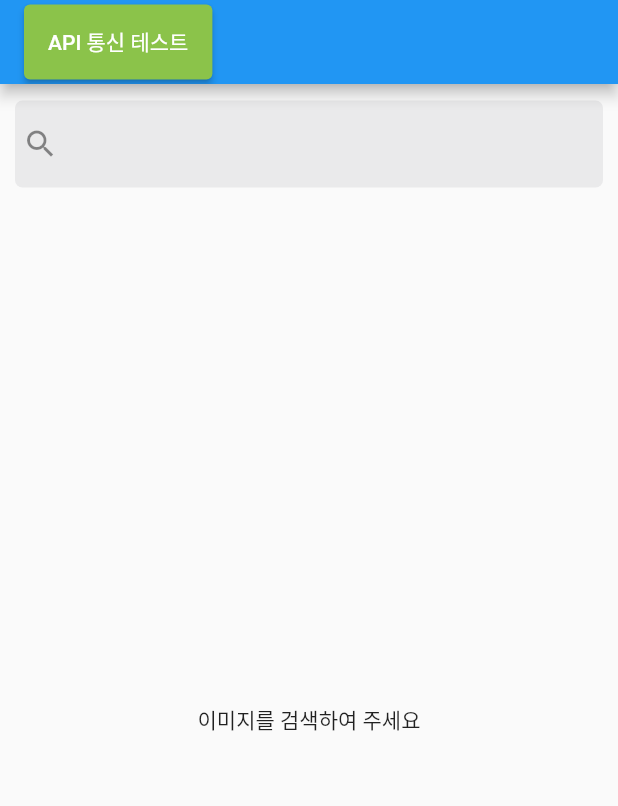
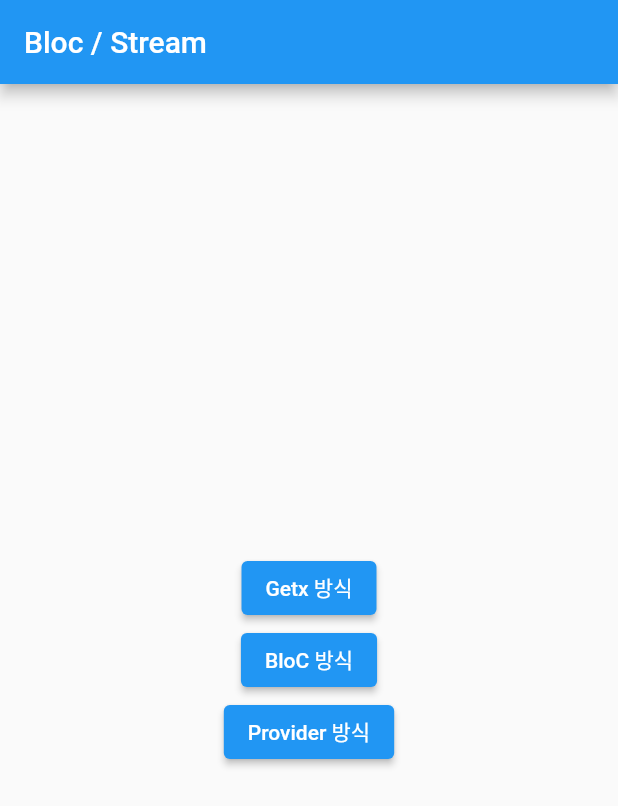
Before and after one commit to hunderboy/3xN_image_search, a Flutter app: the screen it shows after launch, on a phone screen of 412 x 824 dp. Shown: the top 806 px of the screen. Run offline on Flutter 3.47's test engine with Material 2 defaults, Android fonts, the phone set to English and light mode, and no system bars; our stand-ins replace cached_network_image, dio, fluttertoast, get, lottie, retrofit; generated files the repository leaves out were written again.

Commit message:
feat: "Home 화면 추가"
Home 화면에서 버튼으로 각 상태관리 별로 분류

```diff
--- a/lib/getx_controller/lobby_controller.dart
+++ b/lib/getx_controller/method_getx_controller.dart
@@ -8,7 +8,7 @@ import '../search_bar/flappy_search_bar_ns.dart';
 import '../singleton.dart';
 
 
-class LobbyController extends GetxController {
+class MethodGetxController extends GetxController {
 
   /// 검색창 컨트롤러 설정
   final SearchBarController<KImage> searchBarController = SearchBarController();
--- a/lib/main.dart
+++ b/lib/main.dart
@@ -3,8 +3,9 @@ import 'package:flutter/services.dart';
 import 'package:get/get.dart';
 
 import 'api/test_image_3xn.dart';
+import 'page/home.dart';
 import 'page/image_detail.dart';
-import 'page/lobby.dart';
+import 'page/method_getx.dart';
 import 'page/splash.dart';
 
 
@@ -39,7 +40,7 @@ class MyApp extends StatelessWidget {
           // fontFamily: 'Pretendard',   /// 전체 Text 폰트 적용
         ),
         // initialRoute: "/SplashLottie",
-        initialRoute: "/",
+        initialRoute: "/Home",
 
         getPages: [
 
@@ -51,8 +52,12 @@ class MyApp extends StatelessWidget {
               transition: Transition.rightToLeft),
 
           GetPage(
+              name: "/Home",
+              page: () => const Home(),
+              transition: Transition.rightToLeft),
+          GetPage(
               name: "/",
-              page: () => const Lobby(),
+              page: () => const MethodGetx(),
               transition: Transition.rightToLeft),
           GetPage(
               name: "/ImageDetail",
@@ -62,8 +67,6 @@ class MyApp extends StatelessWidget {
               name: "/TestImage3xN", // 이미지 테스트 화면
               page: () => TestImage3xN(),
               transition: Transition.rightToLeft),
-
-
         ]
     );
 
--- /dev/null
+++ b/lib/page/home.dart
@@ -0,0 +1,54 @@
+
+
+import 'package:assignment_brandi/page/method_getx.dart';
+import 'package:flutter/material.dart';
+
+class Home extends StatelessWidget {
+  const Home({Key? key}) : super(key: key);
+
+  @override
+  Widget build(BuildContext context) {
+    return
+      Scaffold(
+        appBar: AppBar(
+            title: const Text("Bloc / Stream")
+        ),
+        body: Column(
+          mainAxisAlignment: MainAxisAlignment.center,
+          crossAxisAlignment: CrossAxisAlignment.stretch,
+          children: [
+            Center(
+              child: ElevatedButton(
+                child: const Text("Getx 방식"),
+                onPressed: () {
+                  Navigator.push(context, MaterialPageRoute(builder: (_) {
+                    return const MethodGetx();
+                  }));
+                },
+              ),
+            ),
+            Center(
+              child: ElevatedButton(
+                child: const Text("BloC 방식"),
+                onPressed: () {
+                  // Navigator.push(context, MaterialPageRoute(builder: (_) {
+                  //   return BlocDisplayWidget();
+                  // }));
+                },
+              ),
+            ),
+            Center(
+              child: ElevatedButton(
+                child: const Text("Provider 방식"),
+                onPressed: () {
+                  // Navigator.push(context, MaterialPageRoute(builder: (_) {
+                  //   return PlusStatefulDisplayWidget();
+                  // }));
+                },
+              ),
+            ),
+          ],
+        ),
+      );
+  }
+}
--- a/lib/page/lobby.dart
+++ b/lib/page/method_getx.dart
@@ -3,18 +3,18 @@ import 'package:get/get.dart';
 
 import '../api/kakao_data.dart';
 import '../custom_gridview/tile/image_tile.dart';
-import '../getx_controller/lobby_controller.dart';
+import '../getx_controller/method_getx_controller.dart';
 import '../search_bar/flappy_search_bar_ns.dart';
 import '../singleton.dart';
 
 
-class Lobby extends GetView<LobbyController> {
-  const Lobby({Key? key}) : super(key: key);
+class MethodGetx extends GetView<MethodGetxController> {
+  const MethodGetx({Key? key}) : super(key: key);
 
 
   @override
   Widget build(BuildContext context) {
-    Get.put(LobbyController());
+    Get.put(MethodGetxController());
 
     return Scaffold(
       appBar: AppBar(
--- a/lib/page/splash.dart
+++ b/lib/page/splash.dart
@@ -1,7 +1,7 @@
 import 'package:flutter/material.dart';
 import 'package:lottie/lottie.dart';
 
-import 'lobby.dart';
+import 'method_getx.dart';
 
 
 class Splash extends StatefulWidget {
@@ -22,7 +22,7 @@ class _SplashState extends State<Splash> with SingleTickerProviderStateMixin {
       const Duration(seconds: 5),
       () => Navigator.pushAndRemoveUntil(
       context,
-      MaterialPageRoute(builder: (BuildContext context) => Lobby()),
+      MaterialPageRoute(builder: (BuildContext context) => const MethodGetx()),
       (route) => false)
     );
   }
```
